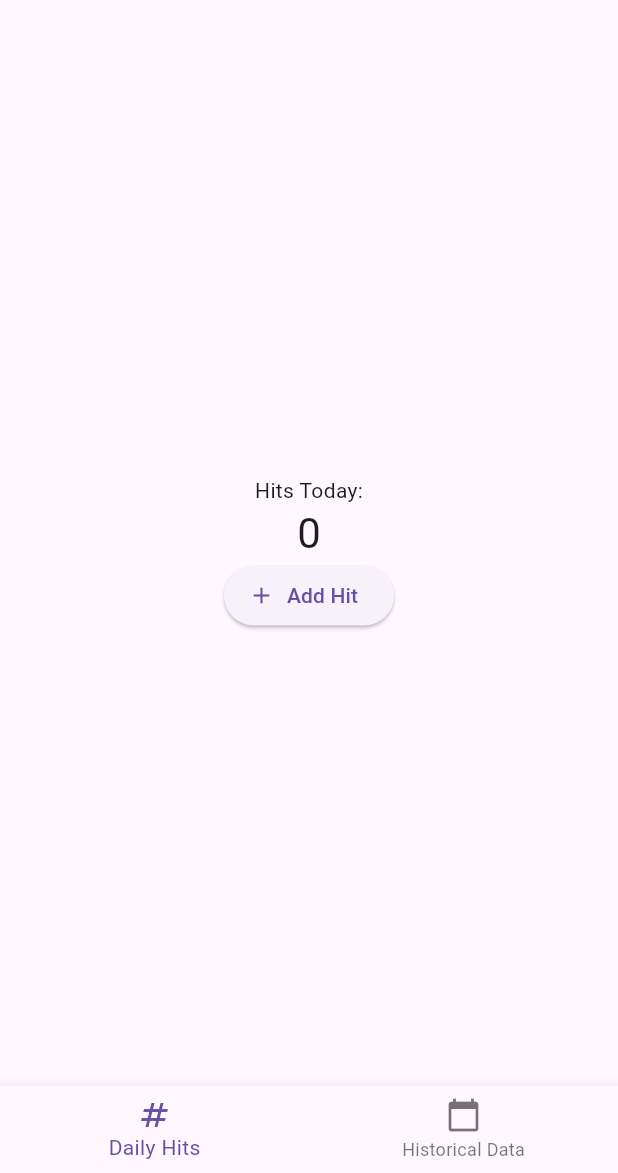
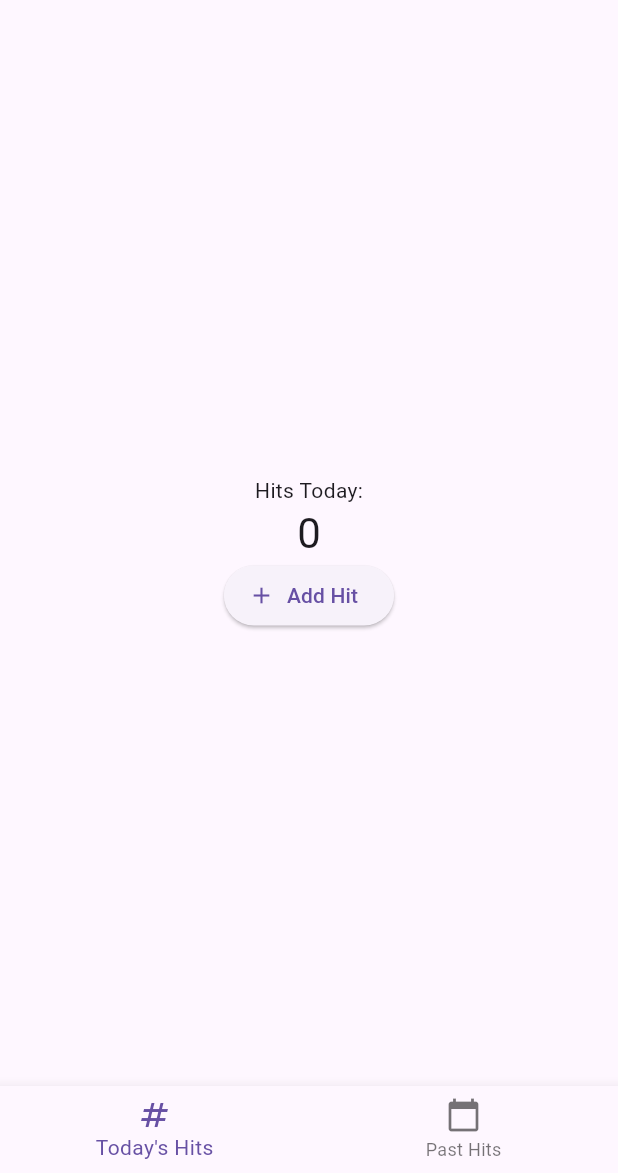
Before and after one commit to jewlexx/adtrac, a Flutter app: the screen it shows after launch, on a phone screen of 412 x 824 dp, the part 63-1236 px from its top. Run offline on Flutter 3.47's test engine with Material 2 defaults, Android fonts, the phone set to English and light mode, and no system bars; our stand-ins replace share_plus, shared_preferences.

Commit message:
updated labels

```diff
--- a/lib/main.dart
+++ b/lib/main.dart
@@ -67,11 +67,11 @@ class _MyHomePageState extends State<MyHomePage> {
               items: const [
                 BottomNavigationBarItem(
                   icon: Icon(Icons.numbers),
-                  label: 'Daily Hits',
+                  label: 'Today\'s Hits',
                 ),
                 BottomNavigationBarItem(
                   icon: Icon(Icons.calendar_today),
-                  label: 'Historical Data',
+                  label: 'Past Hits',
                 ),
               ],
               onTap: (value) => setState(() => selectedPage = value),
```
